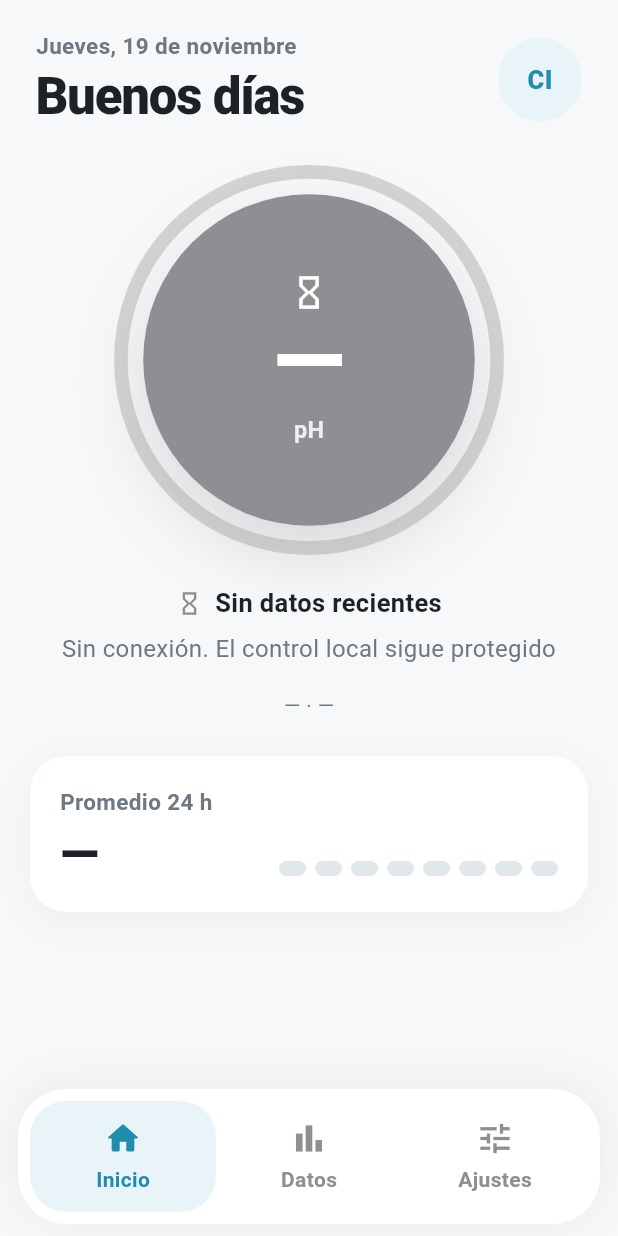
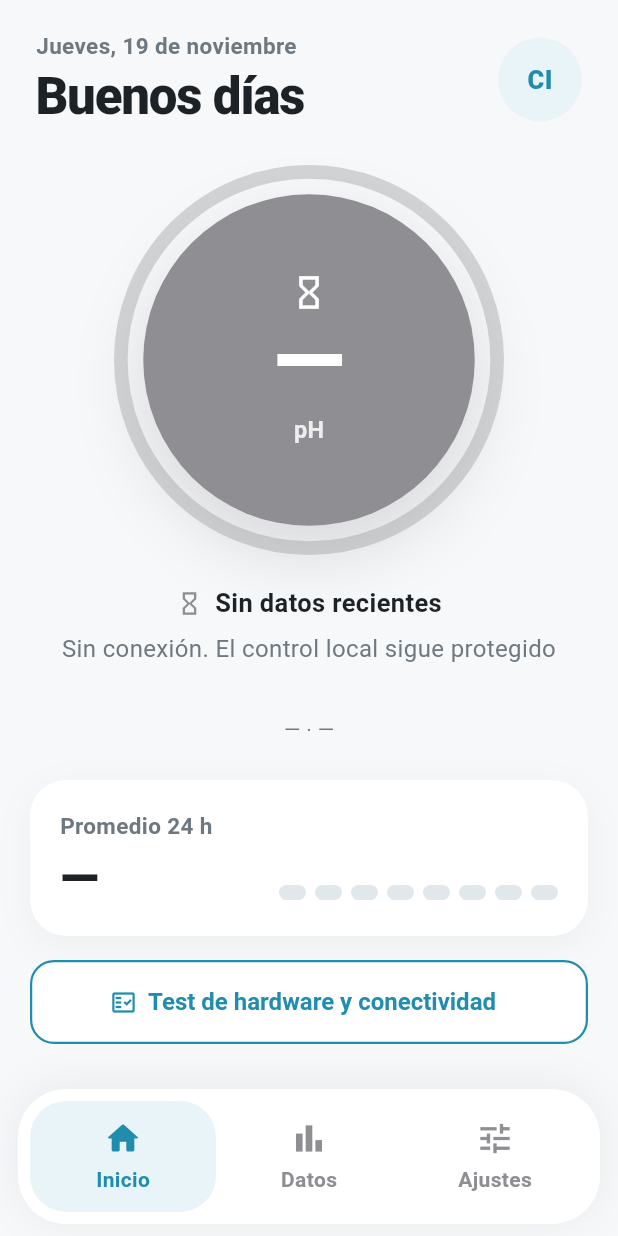
Before and after one commit to Jesus17632/gota-poblana, a Flutter app: the screen it shows after launch, on a phone screen of 412 x 824 dp. Run offline on Flutter 3.47's test engine with Material 3 defaults, Android fonts, the phone set to English and light mode, and no system bars; our stand-ins replace audioplayers, material_ui, shared_preferences; missing offline and left inert: mqtt_client.

Commit message:
Test completo de hardware y conectividad
- Diagnóstico paso a paso estilo arranque de Linux (OK / FALLA / AVISO /
  OMITIDO): conexión, lecturas, controlador, sonda, temperatura, módulos
  I2C, ácido, calibración, respuesta a órdenes y buzzer. Nunca enciende la bomba.
- Con error reportado por el ESP32 el círculo se pone rojo con
  'Hacer test de errores' y al tocarlo corre el test bajo el círculo.
- Sin errores, el test queda como botón rectangular al final de Inicio.
- Pruebas de punta a punta del diagnóstico contra el simulador.

```diff
--- a/app/lib/state/app_state.dart
+++ b/app/lib/state/app_state.dart
@@ -16,6 +16,7 @@ import '../data/models.dart';
 import '../data/mqtt_source.dart';
 import '../data/simulador_esp32.dart';
 import '../services/sonidos.dart';
+import 'diagnostico.dart';
 import 'settings.dart';
 
 enum TipoAviso { inicio, fin, error, fueraNorma, rechazo, advertencia, info }
@@ -84,6 +85,15 @@ class AppState extends ChangeNotifier {
 
   final _avisos = StreamController<Aviso>.broadcast();
   Stream<Aviso> get avisos => _avisos.stream;
+
+  /// Eventos crudos del dispositivo (los usa el diagnóstico).
+  final _eventosCtl = StreamController<EventoDispositivo>.broadcast();
+  Stream<EventoDispositivo> get eventosDispositivo => _eventosCtl.stream;
+
+  /// Test completo de hardware y conectividad.
+  final Diagnostico diagnostico = Diagnostico();
+
+  Future<void> iniciarDiagnostico() => diagnostico.ejecutar(this);
 
   /// Órdenes enviadas que aún no tienen respuesta del dispositivo.
   final Map<String, Timer> _pendientes = {};
@@ -169,6 +179,8 @@ class AppState extends ChangeNotifier {
     _sonidos.dispose();
     _guardarHistorial();
     _avisos.close();
+    _eventosCtl.close();
+    diagnostico.dispose();
     super.dispose();
   }
 
@@ -248,10 +260,28 @@ class AppState extends ChangeNotifier {
 
   bool get hayFallasCriticas => hw?.hayCriticas ?? false;
 
+  /// Error reportado por el ESP32: falla crítica, estado ERROR o sonda mal.
+  /// (La falta de conexión NO cuenta: eso se muestra en gris.)
+  bool get hayErrorEquipo =>
+      !sinConexion &&
+      hayDatos &&
+      (hayFallasCriticas || estadoCtrl == CtrlEstado.error || !sensorOk);
+
+  /// Texto corto del primer error, para el círculo principal.
+  String? get errorEquipoTexto {
+    if (!hayErrorEquipo) return null;
+    for (final f in fallas) {
+      if (f.critica) return f.info.titulo;
+    }
+    if (!sensorOk) return 'Revisar sensor';
+    return ultimo?.errorMsg ?? 'Error en el controlador';
+  }
+
   // ---------- Entrada: eventos ----------
 
   void _onEvento(EventoDispositivo e) {
     _resolverPendiente(e);
+    if (!_eventosCtl.isClosed) _eventosCtl.add(e);
     final detalle = e.detalle ?? '';
     _log(tipoEventoWire(e.tipo), [
       if (detalle.isNotEmpty) detalle,
--- a/app/lib/ui/home_page.dart
+++ b/app/lib/ui/home_page.dart
@@ -13,8 +13,26 @@ import 'format.dart';
 import 'vista_estado.dart';
 import 'widgets/bomba_indicador.dart';
 import 'widgets/common.dart';
+import 'widgets/diagnostico_panel.dart';
 import 'widgets/fallas_card.dart';
 import 'widgets/ph_gauge.dart';
+
+/// Llave del panel de diagnóstico, para desplazarse hasta él al iniciarlo.
+final GlobalKey _kDiagnostico = GlobalKey();
+
+/// Inicia el test completo y lleva la pantalla al panel (bajo el círculo).
+void iniciarTest(BuildContext context) {
+  final s = AppScope.of(context);
+  if (s.diagnostico.corriendo) return;
+  final dur = animDur(context, 350);
+  s.iniciarDiagnostico();
+  WidgetsBinding.instance.addPostFrameCallback((_) {
+    final c = _kDiagnostico.currentContext;
+    if (c != null) {
+      Scrollable.ensureVisible(c, duration: dur, alignment: 0.1);
+    }
+  });
+}
 
 class HomePage extends StatelessWidget {
   const HomePage({super.key});
@@ -37,6 +55,11 @@ class HomePage extends StatelessWidget {
           const SizedBox(height: 16),
         ],
         const _Promedio24h(),
+        // Sin errores: el test queda al final, como botón rectangular.
+        if (!s.hayErrorEquipo) ...[
+          const SizedBox(height: 16),
+          const _BotonTest(),
+        ],
       ];
       if (ancho) {
         return Row(crossAxisAlignment: CrossAxisAlignment.start, children: [
@@ -76,6 +99,9 @@ class _Principal extends StatelessWidget {
         atenuado: v.atenuado,
         size: gaugeSize,
         icono: s.sensorOk ? null : v.icono,
+        // Con error reportado por el ESP32: círculo rojo que lanza el test.
+        accion: s.hayErrorEquipo ? 'Hacer test de errores' : null,
+        onTap: s.hayErrorEquipo ? () => iniciarTest(context) : null,
       ),
       const SizedBox(height: 20),
       if (tecnico && s.hayDatos) ...[
@@ -102,6 +128,11 @@ class _Principal extends StatelessWidget {
           text: v.queHacer!,
         ),
       ],
+      // El test aparece justo debajo del círculo principal.
+      Padding(
+        padding: const EdgeInsets.only(top: 16),
+        child: DiagnosticoPanel(key: _kDiagnostico),
+      ),
       if (!tecnico && s.hayFallasCriticas) ...[
         const SizedBox(height: 12),
         const AvisoLinea(
@@ -394,6 +425,37 @@ class _PanelObjetivoState extends State<_PanelObjetivo> {
   }
 }
 
+/// Botón rectangular de bordes redondeados al final de Inicio.
+class _BotonTest extends StatelessWidget {
+  const _BotonTest();
+
+  @override
+  Widget build(BuildContext context) {
+    final s = AppScope.of(context);
+    final corriendo = s.diagnostico.corriendo;
+    return SizedBox(
+      width: double.infinity,
+      child: OutlinedButton.icon(
+        style: OutlinedButton.styleFrom(
+          minimumSize: const Size(0, 56),
+          foregroundColor: Palette.normal,
+          side: const BorderSide(color: Palette.normal, width: 1.5),
+          backgroundColor: Palette.tarjeta,
+          shape:
+              RoundedRectangleBorder(borderRadius: BorderRadius.circular(16)),
+          textStyle:
+              const TextStyle(fontSize: 16, fontWeight: FontWeight.w700),
+        ),
+        onPressed: corriendo ? null : () => iniciarTest(context),
+        icon: const Icon(Icons.fact_check_outlined),
+        label: Text(corriendo
+            ? 'Test en curso…'
+            : 'Test de hardware y conectividad'),
+      ),
+    );
+  }
+}
+
 /// Tarjeta del diseño ("Promedio semanal") adaptada a pH de 24 h.
 class _Promedio24h extends StatelessWidget {
   const _Promedio24h();
--- a/app/lib/ui/vista_estado.dart
+++ b/app/lib/ui/vista_estado.dart
@@ -59,6 +59,21 @@ VistaEstado vistaDe(AppState s) {
           'Último valor a las ${hhmm(s.recibido!)}',
       queHacer: 'Consulta de nuevo en unos minutos.',
       icono: Icons.cloud_off,
+    );
+  }
+
+  // Error reportado por el ESP32 → círculo rojo que invita al test.
+  // Habla del EQUIPO, no del agua: nunca "agua mala".
+  if (s.hayErrorEquipo) {
+    return VistaEstado(
+      relleno: Palette.error,
+      punto: Palette.error,
+      indicador: s.sensorOk,
+      atenuado: false,
+      titulo: 'Falla en el equipo',
+      detalle: s.errorEquipoTexto,
+      queHacer: 'Toca el círculo para hacer el test de errores.',
+      icono: Icons.build_circle_outlined,
     );
   }
 
--- a/app/lib/ui/widgets/ph_gauge.dart
+++ b/app/lib/ui/widgets/ph_gauge.dart
@@ -18,6 +18,8 @@ class PhGauge extends StatelessWidget {
     this.etiqueta = 'pH',
     this.size = 280,
     this.icono,
+    this.onTap,
+    this.accion,
   });
 
   final double? ph;
@@ -27,14 +29,14 @@ class PhGauge extends StatelessWidget {
   final String etiqueta;
   final double size;
   final IconData? icono; // p. ej. falla de sensor
+  final VoidCallback? onTap; // círculo tocable (p. ej. "Hacer test de errores")
+  final String? accion; // texto de la acción, va en lugar de la etiqueta
 
   @override
   Widget build(BuildContext context) {
     final dur = animDur(context, 500);
     final textoColor = Palette.textoSobre(relleno);
-    return Semantics(
-      label: ph == null ? 'pH sin datos' : 'pH ${ph!.toStringAsFixed(2)}',
-      child: AnimatedOpacity(
+    final gauge = AnimatedOpacity(
         duration: dur,
         opacity: atenuado ? 0.45 : 1,
         child: TweenAnimationBuilder<double>(
@@ -84,6 +86,27 @@ class PhGauge extends StatelessWidget {
                           ),
                         ),
                         const SizedBox(height: 6),
+                        if (accion != null)
+                          Container(
+                            margin: EdgeInsets.symmetric(horizontal: size * 0.1),
+                            padding: const EdgeInsets.symmetric(
+                                horizontal: 12, vertical: 6),
+                            decoration: BoxDecoration(
+                              color: textoColor.withValues(alpha: 0.18),
+                              borderRadius: BorderRadius.circular(20),
+                            ),
+                            child: Text(
+                              accion!,
+                              textAlign: TextAlign.center,
+                              maxLines: 2,
+                              style: TextStyle(
+                                fontSize: size * 0.055,
+                                fontWeight: FontWeight.w800,
+                                color: textoColor,
+                              ),
+                            ),
+                          )
+                        else
                           Text(
                             etiqueta,
                             style: TextStyle(
@@ -100,6 +123,21 @@ class PhGauge extends StatelessWidget {
             );
           },
         ),
+      );
+
+    final etiquetaSem =
+        ph == null ? 'pH sin datos' : 'pH ${ph!.toStringAsFixed(2)}';
+    if (onTap == null) {
+      return Semantics(label: etiquetaSem, child: gauge);
+    }
+    return Semantics(
+      button: true,
+      label: '$etiquetaSem. ${accion ?? ''}',
+      // Sin recorte, para no cortar la sombra del círculo.
+      child: Material(
+        type: MaterialType.transparency,
+        child: InkWell(
+            customBorder: const CircleBorder(), onTap: onTap, child: gauge),
       ),
     );
   }
```
Also changed, not shown: app/lib/state/diagnostico.dart (added, +288 -0 lines), app/lib/ui/widgets/diagnostico_panel.dart (added, +198 -0 lines), 1 other file. Lines whose indentation alone changed are shown as unchanged.
